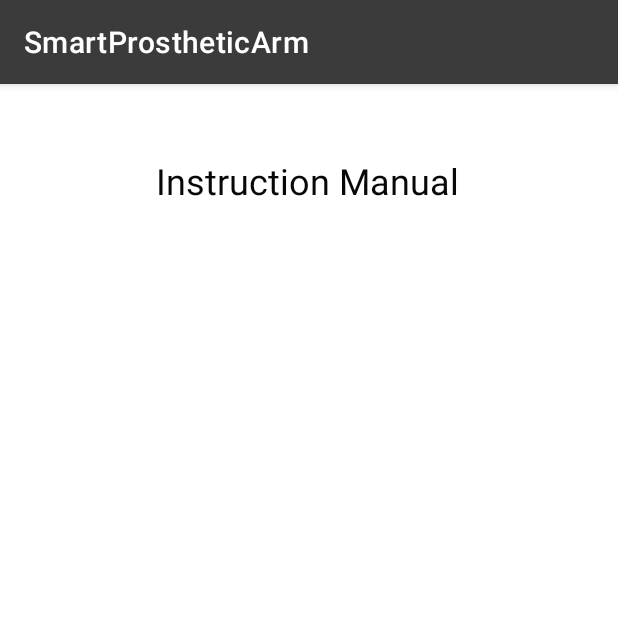
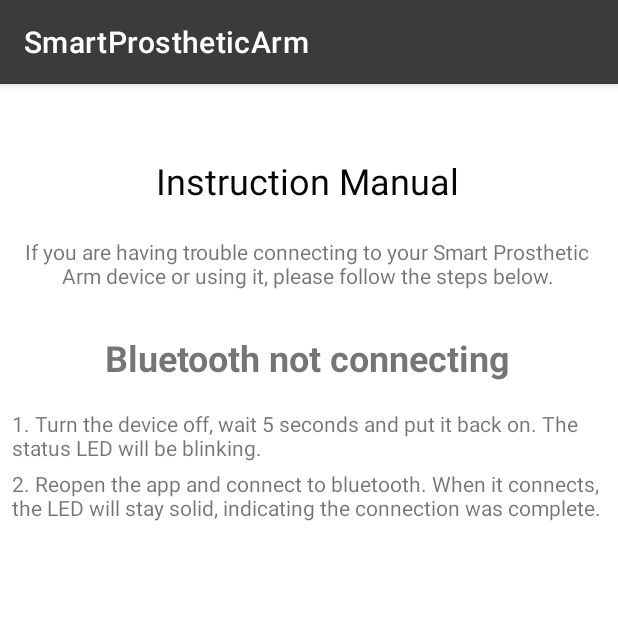
Before and after one commit to KevinSantizo2533/SmartProstheticArm, an Android app: the InstructionActivity screen opened directly, with no data from a screen before it, on a phone screen of 412 x 824 dp, the top half of it. Run offline under Robolectric (Android 15) with nearby library versions, the phone set to English and light mode, and no system bars.

Commit message:
Added bluetooth instructions

```diff
--- a/SmartProstheticArm/src/main/res/layout/activity_instruction.xml
+++ b/SmartProstheticArm/src/main/res/layout/activity_instruction.xml
@@ -12,9 +12,55 @@
         android:layout_height="wrap_content"
         android:layout_marginStart="104dp"
         android:layout_marginTop="48dp"
-        android:text="Instruction Manual"
+        android:text="@string/instruction_title"
         android:textColor="#070707"
         android:textSize="24sp"
         app:layout_constraintStart_toStartOf="parent"
         app:layout_constraintTop_toTopOf="parent" />
+
+    <TextView
+        android:id="@+id/instruction_subtext"
+        android:layout_width="394dp"
+        android:layout_height="35dp"
+        android:layout_marginStart="8dp"
+        android:layout_marginTop="21dp"
+        android:gravity="center"
+        android:text="@string/instruction_subtext"
+        app:layout_constraintStart_toStartOf="parent"
+        app:layout_constraintTop_toBottomOf="@+id/instructionmanualtitle" />
+
+    <TextView
+        android:id="@+id/instruction_subtext3"
+        android:layout_width="394dp"
+        android:layout_height="35dp"
+        android:layout_marginStart="8dp"
+        android:layout_marginTop="136dp"
+        android:gravity="left"
+        android:text="@string/instruction_bt_text"
+        app:layout_constraintStart_toStartOf="parent"
+        app:layout_constraintTop_toBottomOf="@+id/instructionmanualtitle" />
+
+    <TextView
+        android:id="@+id/instruction_subtext4"
+        android:layout_width="394dp"
+        android:layout_height="35dp"
+        android:layout_marginStart="8dp"
+        android:layout_marginTop="176dp"
+        android:gravity="left"
+        android:text="@string/instruction_bt_Text2"
+        app:layout_constraintStart_toStartOf="parent"
+        app:layout_constraintTop_toBottomOf="@+id/instructionmanualtitle" />
+
+    <TextView
+        android:id="@+id/instruction_subtext2"
+        android:layout_width="394dp"
+        android:layout_height="35dp"
+        android:layout_marginStart="8dp"
+        android:layout_marginTop="84dp"
+        android:gravity="center"
+        android:text="@string/instruction_bt"
+        android:textSize="24sp"
+        android:textStyle="bold"
+        app:layout_constraintStart_toStartOf="parent"
+        app:layout_constraintTop_toBottomOf="@+id/instructionmanualtitle" />
 </androidx.constraintlayout.widget.ConstraintLayout>
--- a/SmartProstheticArm/src/main/res/values/strings.xml
+++ b/SmartProstheticArm/src/main/res/values/strings.xml
@@ -152,6 +152,11 @@
     <string name="land_feedback_phonenumber">Phone number</string>
     <string name="land_review_fullname">Full name</string>
     <string name="land_review_submitbtn">Submit</string>
+    <string name="instruction_title">Instruction Manual</string>
+    <string name="instruction_subtext">If you are having trouble connecting to your Smart Prosthetic Arm device or using it, please follow the steps below.</string>
+    <string name="instruction_bt">Bluetooth not connecting</string>
+    <string name="instruction_bt_text">1. Turn the device off, wait 5 seconds and put it back on. The status LED will be blinking.</string>
+    <string name="instruction_bt_Text2">2. Reopen the app and connect to bluetooth. When it connects, the LED will stay solid, indicating the connection was complete.</string>
 
     <!-- Preference Titles -->
 
```
